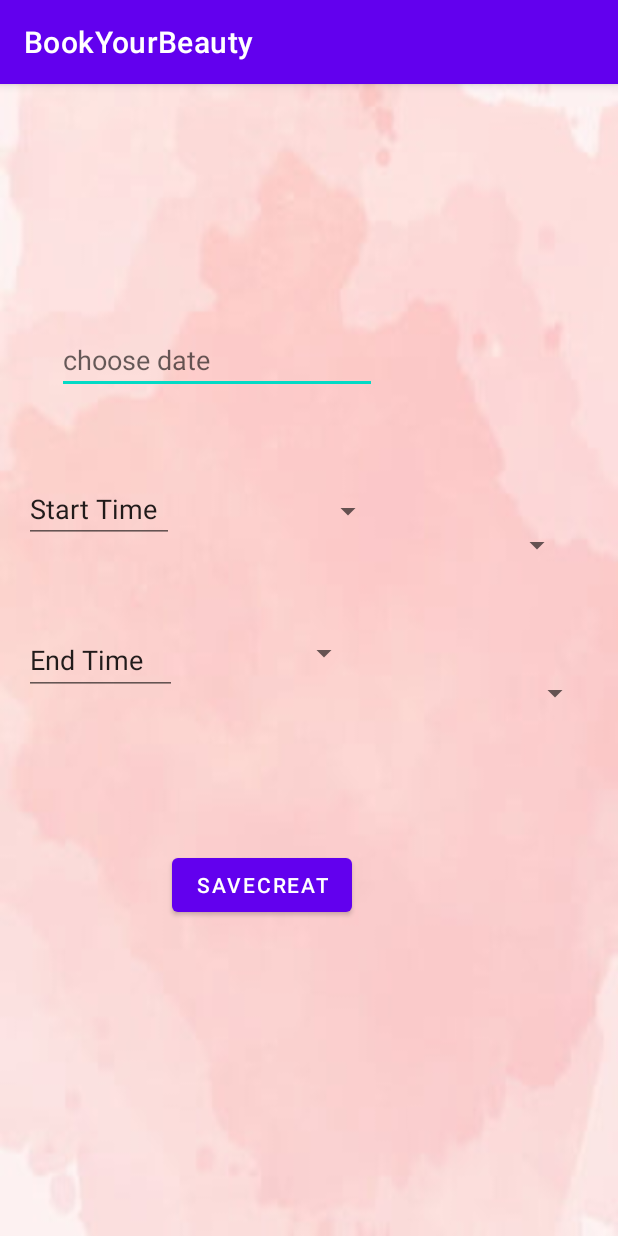
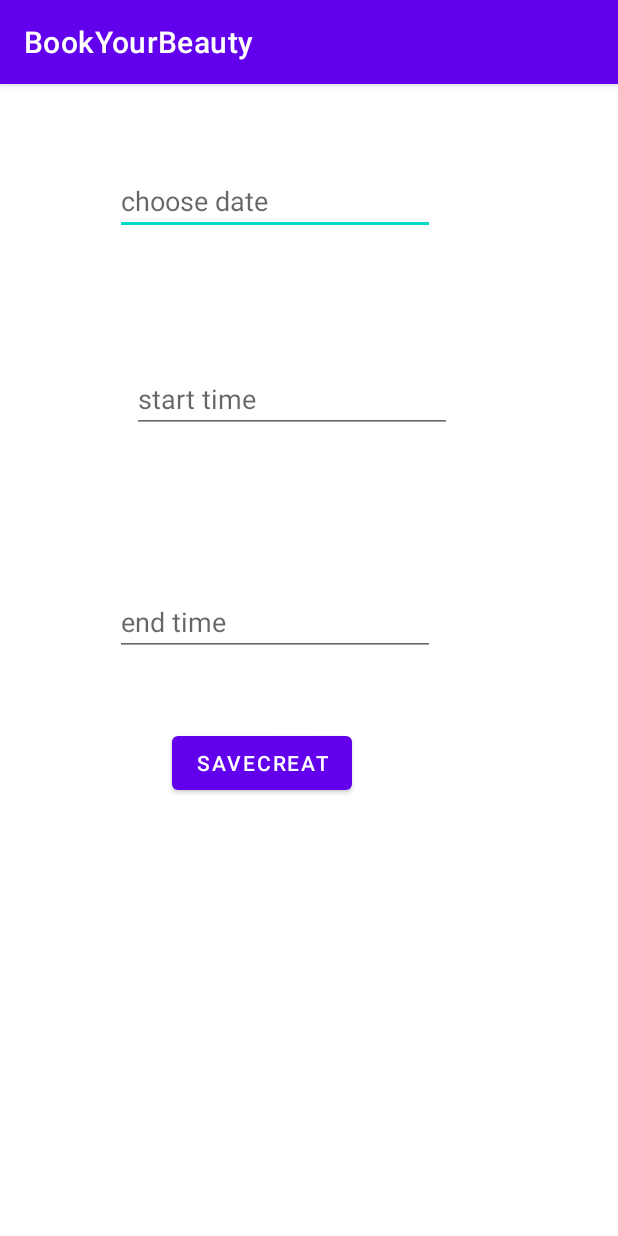
Before and after one commit to RebeccaKakon/BookYourBeautyProject, an Android app: the choosTimeAndDate screen opened directly, with no data from a screen before it, on a phone screen of 412 x 824 dp. Run offline under Robolectric (Android 15) with nearby library versions, the phone set to English and light mode, and no system bars; our stand-ins replace Firebase (no records; nobody signed in at launch, a user with empty details on screens opened directly).

Commit message:
the old choosTimeAndDate

```diff
--- a/app/src/main/java/com/example/bookyourbeauty/choosTimeAndDate.java
+++ b/app/src/main/java/com/example/bookyourbeauty/choosTimeAndDate.java
@@ -33,62 +33,59 @@ public class choosTimeAndDate extends AppCompatActivity {
     String managerid;
 
 
-
     @Override
     protected void onCreate(Bundle savedInstanceState) {
         super.onCreate(savedInstanceState);
         setContentView(R.layout.activity_choos_time_and_date);
 
-        managerid= getIntent().getStringExtra("email");
+        managerid = getIntent().getStringExtra("email");
         save = (Button) findViewById(R.id.saveCreat);
-        date= (EditText) findViewById(R.id.chooseDate);
+        date = (EditText) findViewById(R.id.chooseDate);
         //start= (EditText) findViewById(R.id.startTime);
         //end= (EditText) findViewById(R.id.endTime);
-
 
 
         save.setOnClickListener(new View.OnClickListener() {
             @Override
             public void onClick(View v) {
                 System.out.println("*********start onClick ");
-                FirebaseDatabase rootNode=FirebaseDatabase.getInstance();
+                FirebaseDatabase rootNode = FirebaseDatabase.getInstance();
 
 //                choosenDate= date.getText().toString();
 //                choosenStartTime= start.getText().toString();
 //                choosenEndTime= end.getText().toString();
 
-                rootReference=rootNode.getReference();
-                auth=FirebaseAuth.getInstance();
+                rootReference = rootNode.getReference();
+                auth = FirebaseAuth.getInstance();
 //                FirebaseUser user = auth.getCurrentUser();
 //                managerid=auth.getCurrentUser().getUid();
 
 //                newAppointment = new Appointment(choosenDate,choosenStartTime,choosenEndTime,managerid);
                 newAppointment = new Appointment();
-                String choosenDate= date.getText().toString();
-                String choosenStartTime= start.getText().toString();
-                String choosenEndTime= end.getText().toString();
+                String choosenDate = date.getText().toString();
+               // String choosenStartTime = start.getText().toString();
+             //   String choosenEndTime = end.getText().toString();
 
                 newAppointment.setdate_app(choosenDate);
                 newAppointment.setStartTime(choosenStartTime);
                 newAppointment.setEndTime(choosenEndTime);
                 newAppointment.setIdManager(managerid);
-             //   newAppointment.setIdClient(null); //// new
-              //  newAppointment.settretmantId(null);///new
+                //   newAppointment.setIdClient(null); //// new
+                //  newAppointment.settretmantId(null);///new
 
 
-
-                rootNode=FirebaseDatabase.getInstance();
-                rootReference=rootNode.getReference("Appointment");
+                rootNode = FirebaseDatabase.getInstance();
+                rootReference = rootNode.getReference("Appointment");
                 rootReference.addListenerForSingleValueEvent(new ValueEventListener() {
                     @Override
                     public void onDataChange(@NonNull DataSnapshot snapshot) {
-                        for (DataSnapshot postSnapshot : snapshot.getChildren() ) {
+                        for (DataSnapshot postSnapshot : snapshot.getChildren()) {
                             //from DB
-                            String TempDate= (String)postSnapshot.child("date_app").getValue().toString();
+                            String TempDate = (String) postSnapshot.child("date_app").getValue().toString();
 //                            String start = (String) Objects.requireNonNull(postSnapshot.child("start").getValue()).toString();
 //                            String appointmenEndTime = (String) Objects.requireNonNull(postSnapshot.child("appointmenEndtTime").getValue()).toString();
 
-                            if ((TempDate.equals(choosenDate)) ) {
+                            if ((TempDate.equals(choosenDate))) {
                                 Toast.makeText(choosTimeAndDate.this, "you already have an appoinment on this date", Toast.LENGTH_SHORT).show();
                                 break;
                             }
@@ -106,14 +103,13 @@ public class choosTimeAndDate extends AppCompatActivity {
 //                        String id = user.getUid();
                         newAppointment.setIdAppo();
 
-                        String id="appointment"+newAppointment.getIdAppo();
+                        String id = "appointment" + newAppointment.getIdAppo();
 
                         rootReference.child(id).setValue(newAppointment); //add to firebase//child("Treatments")
                         Toast.makeText(choosTimeAndDate.this, "your add appointment was seccssed", Toast.LENGTH_SHORT).show();
                         Intent intent = new Intent(choosTimeAndDate.this, ManagerOptionsActivity.class);
                         startActivity(intent);
                     }
-
 
 
                     @Override
@@ -123,12 +119,12 @@ public class choosTimeAndDate extends AppCompatActivity {
                 });
 
 
-
             }
 
         });
 
     }
+}
 
 
 
@@ -320,7 +316,7 @@ public class choosTimeAndDate extends AppCompatActivity {
 //
 //        });
 
-    }
-
-
-}
+//    }
+//
+//
+//}
--- a/app/src/main/res/layout/activity_choos_time_and_date.xml
+++ b/app/src/main/res/layout/activity_choos_time_and_date.xml
@@ -4,9 +4,7 @@
     xmlns:tools="http://schemas.android.com/tools"
     android:layout_width="match_parent"
     android:layout_height="match_parent"
-    tools:context=".choosTimeAndDate"
-    android:background="@drawable/back"
-    >
+    tools:context=".choosTimeAndDate">
 
     <Button
         android:id="@+id/saveCreat"
@@ -14,120 +12,203 @@
         android:layout_height="wrap_content"
         android:layout_marginStart="114dp"
         android:layout_marginLeft="114dp"
-        android:layout_marginTop="300dp"
+        android:layout_marginTop="8dp"
         android:layout_marginEnd="177dp"
         android:layout_marginRight="177dp"
+        android:layout_marginBottom="294dp"
         android:text="saveCreat"
         app:layout_constraintBottom_toBottomOf="parent"
         app:layout_constraintEnd_toEndOf="parent"
         app:layout_constraintStart_toStartOf="parent"
-        app:layout_constraintTop_toTopOf="parent" />
+        app:layout_constraintTop_toBottomOf="@+id/endTime" />
 
     <EditText
         android:id="@+id/chooseDate"
         android:layout_width="wrap_content"
         android:layout_height="wrap_content"
+        android:layout_marginStart="78dp"
+        android:layout_marginLeft="78dp"
+        android:layout_marginTop="57dp"
         android:layout_marginEnd="123dp"
         android:layout_marginRight="123dp"
-        android:layout_marginBottom="400dp"
+        android:layout_marginBottom="43dp"
         android:ems="10"
+        android:inputType="date"
         android:hint="choose date"
-        android:inputType="date"
-        app:layout_constraintBottom_toBottomOf="parent"
+        app:layout_constraintBottom_toTopOf="@+id/startTime"
         app:layout_constraintEnd_toEndOf="parent"
         app:layout_constraintStart_toStartOf="parent"
         app:layout_constraintTop_toTopOf="parent"
         tools:text="choose date" />
 
     <EditText
-        android:id="@+id/StartTimeText"
-        android:layout_width="100dp"
-        android:layout_height="43dp"
-        android:layout_marginStart="16dp"
-        android:layout_marginLeft="16dp"
-        android:layout_marginTop="50dp"
-        android:layout_marginEnd="185dp"
-        android:layout_marginRight="185dp"
-        android:layout_marginBottom="250dp"
+        android:id="@+id/startTime"
+        android:layout_width="wrap_content"
+        android:layout_height="wrap_content"
+        android:layout_marginStart="89dp"
+        android:layout_marginLeft="89dp"
+        android:layout_marginTop="43dp"
+        android:layout_marginEnd="112dp"
+        android:layout_marginRight="112dp"
+        android:layout_marginBottom="62dp"
         android:ems="10"
-        android:inputType="textPersonName"
-        android:text="Start Time"
-        app:layout_constraintBottom_toBottomOf="parent"
+        android:inputType="time"
+        android:hint="start time"
+        app:layout_constraintBottom_toTopOf="@+id/endTime"
         app:layout_constraintEnd_toEndOf="parent"
-        app:layout_constraintHorizontal_bias="0.0"
         app:layout_constraintStart_toStartOf="parent"
-        app:layout_constraintTop_toTopOf="parent" />
+        app:layout_constraintTop_toBottomOf="@+id/chooseDate"
+        tools:text="start time" />
 
     <EditText
-        android:id="@+id/EndTimeText"
-        android:layout_width="102dp"
-        android:layout_height="46dp"
-        android:layout_marginStart="16dp"
-        android:layout_marginLeft="16dp"
-        android:layout_marginEnd="185dp"
-        android:layout_marginRight="185dp"
+        android:id="@+id/endTime"
+        android:layout_width="wrap_content"
+        android:layout_height="wrap_content"
+        android:layout_marginStart="78dp"
+        android:layout_marginLeft="78dp"
+        android:layout_marginTop="41dp"
+        android:layout_marginEnd="123dp"
+        android:layout_marginRight="123dp"
+        android:layout_marginBottom="39dp"
         android:ems="10"
-        android:inputType="textPersonName"
-        android:text="End Time"
-        app:layout_constraintBottom_toBottomOf="parent"
-        app:layout_constraintEnd_toEndOf="parent"
-        app:layout_constraintHorizontal_bias="0.0"
-        app:layout_constraintStart_toStartOf="parent"
-        app:layout_constraintTop_toTopOf="parent" />
-
-    <Spinner
-        android:id="@+id/StartHour_spinner"
-        android:layout_width="100dp"
-        android:layout_height="36dp"
-        android:layout_marginBottom="220dp"
-        app:layout_constraintBottom_toBottomOf="parent"
+        android:inputType="time"
+        android:hint="end time"
+        app:layout_constraintBottom_toTopOf="@+id/saveCreat"
         app:layout_constraintEnd_toEndOf="parent"
         app:layout_constraintStart_toStartOf="parent"
-        app:layout_constraintTop_toTopOf="parent"
-        app:layout_constraintVertical_bias="0.521" />
+        app:layout_constraintTop_toBottomOf="@+id/startTime"
+        tools:text="end time" />
+</androidx.constraintlayout.widget.ConstraintLayout>
+<!--<?xml version="1.0" encoding="utf-8"?>-->
+<!--<androidx.constraintlayout.widget.ConstraintLayout xmlns:android="http://schemas.android.com/apk/res/android"-->
+<!--    xmlns:app="http://schemas.android.com/apk/res-auto"-->
+<!--    xmlns:tools="http://schemas.android.com/tools"-->
+<!--    android:layout_width="match_parent"-->
+<!--    android:layout_height="match_parent"-->
+<!--    tools:context=".choosTimeAndDate"-->
+<!--    android:background="@drawable/back"-->
+<!--    >-->
 
-    <Spinner
-        android:id="@+id/EndMins_spinner"
-        android:layout_width="107dp"
-        android:layout_height="36dp"
-        android:layout_marginStart="23dp"
-        android:layout_marginLeft="23dp"
-        android:layout_marginEnd="30dp"
-        android:layout_marginRight="30dp"
-        android:layout_marginBottom="352dp"
-        app:layout_constraintBottom_toBottomOf="parent"
-        app:layout_constraintEnd_toEndOf="parent"
-        app:layout_constraintStart_toEndOf="@+id/EndHour_spinner"
-        app:layout_constraintTop_toBottomOf="@+id/StartMins_spinner" />
+<!--    <Button-->
+<!--        android:id="@+id/saveCreat"-->
+<!--        android:layout_width="wrap_content"-->
+<!--        android:layout_height="wrap_content"-->
+<!--        android:layout_marginStart="114dp"-->
+<!--        android:layout_marginLeft="114dp"-->
+<!--        android:layout_marginTop="300dp"-->
+<!--        android:layout_marginEnd="177dp"-->
+<!--        android:layout_marginRight="177dp"-->
+<!--        android:text="saveCreat"-->
+<!--        app:layout_constraintBottom_toBottomOf="parent"-->
+<!--        app:layout_constraintEnd_toEndOf="parent"-->
+<!--        app:layout_constraintStart_toStartOf="parent"-->
+<!--        app:layout_constraintTop_toTopOf="parent" />-->
 
-    <Spinner
-        android:id="@+id/EndHour_spinner"
-        android:layout_width="107dp"
-        android:layout_height="36dp"
-        android:layout_marginStart="26dp"
-        android:layout_marginLeft="26dp"
-        android:layout_marginTop="59dp"
-        android:layout_marginEnd="23dp"
-        android:layout_marginRight="23dp"
-        android:layout_marginBottom="113dp"
-        app:layout_constraintBottom_toTopOf="@+id/saveCreat"
-        app:layout_constraintEnd_toStartOf="@+id/EndMins_spinner"
-        app:layout_constraintStart_toEndOf="@+id/EndTimeText"
-        app:layout_constraintTop_toBottomOf="@+id/StartHour_spinner" />
+<!--    <EditText-->
+<!--        android:id="@+id/chooseDate"-->
+<!--        android:layout_width="wrap_content"-->
+<!--        android:layout_height="wrap_content"-->
+<!--        android:layout_marginEnd="123dp"-->
+<!--        android:layout_marginRight="123dp"-->
+<!--        android:layout_marginBottom="400dp"-->
+<!--        android:ems="10"-->
+<!--        android:hint="choose date"-->
+<!--        android:inputType="date"-->
+<!--        app:layout_constraintBottom_toBottomOf="parent"-->
+<!--        app:layout_constraintEnd_toEndOf="parent"-->
+<!--        app:layout_constraintStart_toStartOf="parent"-->
+<!--        app:layout_constraintTop_toTopOf="parent"-->
+<!--        tools:text="choose date" />-->
 
-    <Spinner
-        android:id="@+id/StartMins_spinner"
-        android:layout_width="103dp"
-        android:layout_height="37dp"
-        android:layout_marginStart="22dp"
-        android:layout_marginLeft="22dp"
-        android:layout_marginTop="90dp"
-        android:layout_marginEnd="30dp"
-        android:layout_marginRight="30dp"
-        android:layout_marginBottom="62dp"
-        app:layout_constraintBottom_toTopOf="@+id/EndMins_spinner"
-        app:layout_constraintEnd_toEndOf="parent"
-        app:layout_constraintStart_toEndOf="@+id/StartHour_spinner"
-        app:layout_constraintTop_toBottomOf="@+id/chooseDate" />
+<!--    <EditText-->
+<!--        android:id="@+id/StartTimeText"-->
+<!--        android:layout_width="100dp"-->
+<!--        android:layout_height="43dp"-->
+<!--        android:layout_marginStart="16dp"-->
+<!--        android:layout_marginLeft="16dp"-->
+<!--        android:layout_marginTop="50dp"-->
+<!--        android:layout_marginEnd="185dp"-->
+<!--        android:layout_marginRight="185dp"-->
+<!--        android:layout_marginBottom="250dp"-->
+<!--        android:ems="10"-->
+<!--        android:inputType="textPersonName"-->
+<!--        android:text="Start Time"-->
+<!--        app:layout_constraintBottom_toBottomOf="parent"-->
+<!--        app:layout_constraintEnd_toEndOf="parent"-->
+<!--        app:layout_constraintHorizontal_bias="0.0"-->
+<!--        app:layout_constraintStart_toStartOf="parent"-->
+<!--        app:layout_constraintTop_toTopOf="parent" />-->
 
-</androidx.constraintlayout.widget.ConstraintLayout>
+<!--    <EditText-->
+<!--        android:id="@+id/EndTimeText"-->
+<!--        android:layout_width="102dp"-->
+<!--        android:layout_height="46dp"-->
+<!--        android:layout_marginStart="16dp"-->
+<!--        android:layout_marginLeft="16dp"-->
+<!--        android:layout_marginEnd="185dp"-->
+<!--        android:layout_marginRight="185dp"-->
+<!--        android:ems="10"-->
+<!--        android:inputType="textPersonName"-->
+<!--        android:text="End Time"-->
+<!--        app:layout_constraintBottom_toBottomOf="parent"-->
+<!--        app:layout_constraintEnd_toEndOf="parent"-->
+<!--        app:layout_constraintHorizontal_bias="0.0"-->
+<!--        app:layout_constraintStart_toStartOf="parent"-->
+<!--        app:layout_constraintTop_toTopOf="parent" />-->
+
+<!--    <Spinner-->
+<!--        android:id="@+id/StartHour_spinner"-->
+<!--        android:layout_width="100dp"-->
+<!--        android:layout_height="36dp"-->
+<!--        android:layout_marginBottom="220dp"-->
+<!--        app:layout_constraintBottom_toBottomOf="parent"-->
+<!--        app:layout_constraintEnd_toEndOf="parent"-->
+<!--        app:layout_constraintStart_toStartOf="parent"-->
+<!--        app:layout_constraintTop_toTopOf="parent"-->
+<!--        app:layout_constraintVertical_bias="0.521" />-->
+
+<!--    <Spinner-->
+<!--        android:id="@+id/EndMins_spinner"-->
+<!--        android:layout_width="107dp"-->
+<!--        android:layout_height="36dp"-->
+<!--        android:layout_marginStart="23dp"-->
+<!--        android:layout_marginLeft="23dp"-->
+<!--        android:layout_marginEnd="30dp"-->
+<!--        android:layout_marginRight="30dp"-->
+<!--        android:layout_marginBottom="352dp"-->
+<!--        app:layout_constraintBottom_toBottomOf="parent"-->
+<!--        app:layout_constraintEnd_toEndOf="parent"-->
+<!--        app:layout_constraintStart_toEndOf="@+id/EndHour_spinner"-->
+<!--        app:layout_constraintTop_toBottomOf="@+id/StartMins_spinner" />-->
+
+<!--    <Spinner-->
+<!--        android:id="@+id/EndHour_spinner"-->
+<!--        android:layout_width="107dp"-->
+<!--        android:layout_height="36dp"-->
+<!--        android:layout_marginStart="26dp"-->
+<!--        android:layout_marginLeft="26dp"-->
+<!--        android:layout_marginTop="59dp"-->
+<!--        android:layout_marginEnd="23dp"-->
+<!--        android:layout_marginRight="23dp"-->
+<!--        android:layout_marginBottom="113dp"-->
+<!--        app:layout_constraintBottom_toTopOf="@+id/saveCreat"-->
+<!--        app:layout_constraintEnd_toStartOf="@+id/EndMins_spinner"-->
+<!--        app:layout_constraintStart_toEndOf="@+id/EndTimeText"-->
+<!--        app:layout_constraintTop_toBottomOf="@+id/StartHour_spinner" />-->
+
+<!--    <Spinner-->
+<!--        android:id="@+id/StartMins_spinner"-->
+<!--        android:layout_width="103dp"-->
+<!--        android:layout_height="37dp"-->
+<!--        android:layout_marginStart="22dp"-->
+<!--        android:layout_marginLeft="22dp"-->
+<!--        android:layout_marginTop="90dp"-->
+<!--        android:layout_marginEnd="30dp"-->
+<!--        android:layout_marginRight="30dp"-->
+<!--        android:layout_marginBottom="62dp"-->
+<!--        app:layout_constraintBottom_toTopOf="@+id/EndMins_spinner"-->
+<!--        app:layout_constraintEnd_toEndOf="parent"-->
+<!--        app:layout_constraintStart_toEndOf="@+id/StartHour_spinner"-->
+<!--        app:layout_constraintTop_toBottomOf="@+id/chooseDate" />-->
+
+<!--</androidx.constraintlayout.widget.ConstraintLayout>-->
```
